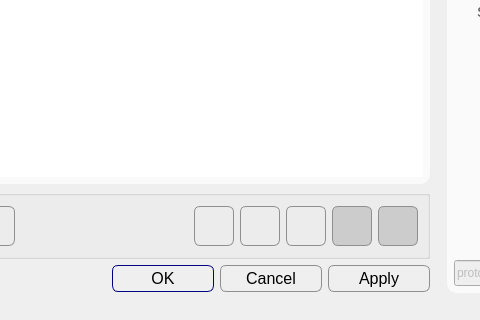
The window that apps/Lab-on-a-tip/protocolEditor.ui (bellonemauro/Labonatip2.0) describes before a commit, drawn with Qt 5; both pictures show x 653 to 1133 and y 483 to 803 of the 1375 by 803 pixel window.
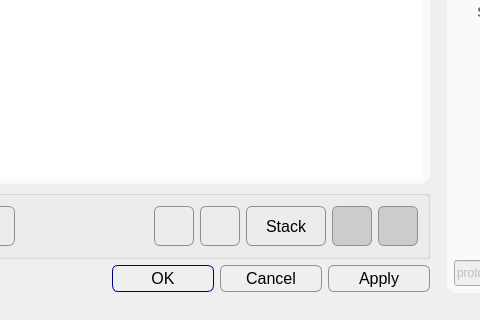
The same window after the commit. Icons and pictures are not drawn.

Commit message: try a new visualization for the protocol editor

```diff
--- a/apps/Lab-on-a-tip/protocolEditor.ui
+++ b/apps/Lab-on-a-tip/protocolEditor.ui
@@ -90,8 +90,8 @@
         <rect>
          <x>0</x>
          <y>0</y>
-         <width>805</width>
-         <height>674</height>
+         <width>807</width>
+         <height>679</height>
         </rect>
        </property>
        <property name="sizePolicy">
@@ -685,13 +685,13 @@
              </property>
              <property name="minimumSize">
               <size>
-               <width>40</width>
+               <width>80</width>
                <height>40</height>
               </size>
              </property>
              <property name="maximumSize">
               <size>
-               <width>40</width>
+               <width>80</width>
                <height>40</height>
               </size>
              </property>
@@ -710,11 +710,7 @@
               <string>Clear all commands</string>
              </property>
              <property name="text">
-              <string/>
-             </property>
-             <property name="icon">
-              <iconset resource="resources.qrc">
-               <normaloff>:/icons/run.png</normaloff>:/icons/run.png</iconset>
+              <string>Stack</string>
              </property>
              <property name="iconSize">
               <size>
```
The commit also changes 11 other files.
